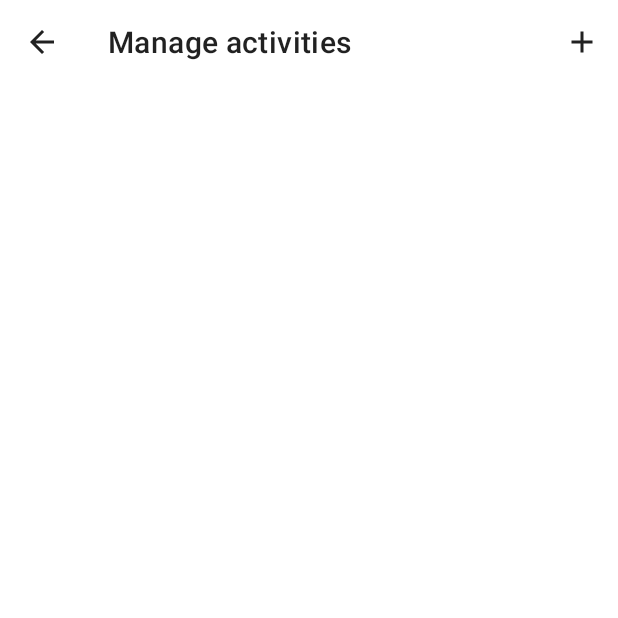
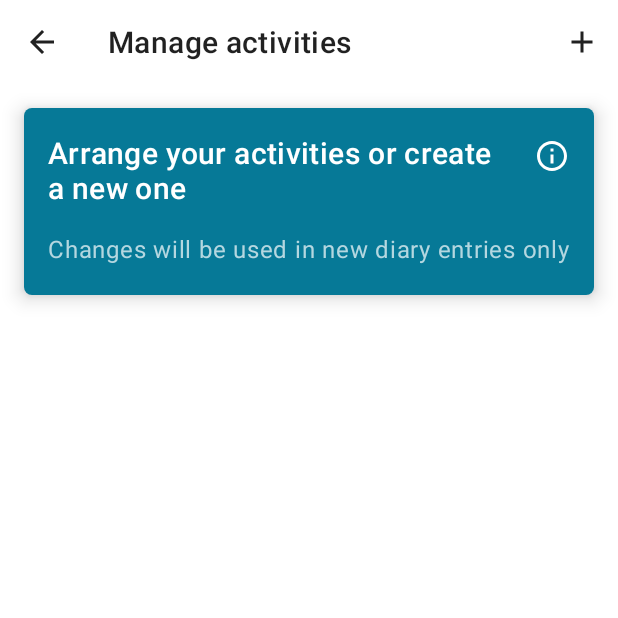
Before and after one commit to SirionRazzer/Diary, an Android app: the TemplateItemViewerActivity screen opened directly, with no data from a screen before it, on a phone screen of 412 x 824 dp, the top half of it. Run offline under Robolectric (Android 15) with nearby library versions, the phone set to English and light mode, and no system bars; our stand-ins replace Picasso; libraries missing offline, so code that uses them is left out: io.realm; pictures from the network do not load; 1 statement that could not run was skipped.

Commit message:
Updated design of template viewer

```diff
--- a/app/src/main/java/com/sirionrazzer/diary/main/TemplatesAdapter.kt
+++ b/app/src/main/java/com/sirionrazzer/diary/main/TemplatesAdapter.kt
@@ -191,7 +191,11 @@ class TemplatesAdapter(private val context: Context, private val mainViewModel:
 
                 val stringNum = input.text.toString()
                 mainViewModel.currentTrackItems[itemPosition].hasNumberField = true
-                mainViewModel.currentTrackItems[itemPosition].numberField = stringNum.toFloat()
+                if (stringNum.isNotEmpty()) {
+                    mainViewModel.currentTrackItems[itemPosition].numberField = stringNum.toFloat()
+                } else {
+                    mainViewModel.currentTrackItems[itemPosition].numberField = 0f
+                }
                 enableItemStatus(itemPosition, holder)
 
                 dialog.cancel()
--- a/app/src/main/java/com/sirionrazzer/diary/trackitem/TemplateViewerAdapter.kt
+++ b/app/src/main/java/com/sirionrazzer/diary/trackitem/TemplateViewerAdapter.kt
@@ -35,11 +35,21 @@ class TemplateViewerAdapter(private val context: Context, private val tiViewMode
     class ViewHolder(itemView: View) : RecyclerView.ViewHolder(itemView) {
 
         var ivImage = itemView.ivTemplate
+        var ivPencil = itemView.ivPencil
         var tvName = itemView.tvName
         var swDeleted = itemView.swDeleted
 
         fun bindItems(tiViewModel: TemplateItemViewerViewModel, position: Int) {
             Picasso.get().load(tiViewModel.currentTemplateItems[position].imageOn).into(ivImage)
+            //Picasso.get().load(R.drawable.ic_edit_badge).into(ivPencil)
+            if (tiViewModel.currentTemplateItems[position].hasNumberField ||
+                tiViewModel.currentTemplateItems[position].hasTextField
+            ) {
+                ivPencil.visibility = View.VISIBLE
+                ivPencil.setImageResource(R.drawable.ic_edit_badge)
+            } else {
+                ivPencil.visibility = View.INVISIBLE
+            }
             tvName.text = tiViewModel.currentTemplateItems[position].name
             swDeleted.isChecked = !tiViewModel.currentTemplateItems[position].deleted
 
--- /dev/null
+++ b/app/src/main/res/drawable/background_heading_rounded.xml
@@ -0,0 +1,9 @@
+<?xml version="1.0" encoding="utf-8"?>
+<shape xmlns:android="http://schemas.android.com/apk/res/android">
+    <solid android:color="@color/colorPrimaryDark"/>
+
+    <corners android:topLeftRadius="5dp"
+        android:topRightRadius="5dp"
+        android:bottomRightRadius="5dp"
+        android:bottomLeftRadius="5dp"/>
+</shape>
--- /dev/null
+++ b/app/src/main/res/drawable/ic_info.xml
@@ -0,0 +1,5 @@
+<vector android:height="24dp" android:tint="#FFFFFF"
+    android:viewportHeight="24.0" android:viewportWidth="24.0"
+    android:width="24dp" xmlns:android="http://schemas.android.com/apk/res/android">
+    <path android:fillColor="#FF000000" android:pathData="M11,17h2v-6h-2v6zM12,2C6.48,2 2,6.48 2,12s4.48,10 10,10 10,-4.48 10,-10S17.52,2 12,2zM12,20c-4.41,0 -8,-3.59 -8,-8s3.59,-8 8,-8 8,3.59 8,8 -3.59,8 -8,8zM11,9h2L13,7h-2v2z"/>
+</vector>
--- a/app/src/main/res/layout/activity_templateitem_viewer.xml
+++ b/app/src/main/res/layout/activity_templateitem_viewer.xml
@@ -9,11 +9,72 @@
 
     <include layout="@layout/toolbar" />
 
-    <androidx.recyclerview.widget.RecyclerView
-        android:id="@+id/rvTemplates"
+    <RelativeLayout
         android:layout_width="match_parent"
         android:layout_height="match_parent"
-        android:layout_centerHorizontal="true"
-        android:layout_below="@id/toolbar"/>
+        android:layout_below="@id/toolbar">
 
+        <RelativeLayout
+            android:id="@+id/llHeading"
+            android:layout_width="match_parent"
+            android:layout_height="wrap_content"
+            android:orientation="horizontal"
+            android:layout_marginStart="16dp"
+            android:layout_marginEnd="16dp"
+            android:layout_marginTop="16dp"
+            android:layout_marginBottom="16dp"
+            android:background="@drawable/background_heading_rounded"
+            android:elevation="8dp"
+            android:paddingStart="16dp"
+            android:paddingTop="16dp"
+            android:paddingEnd="16dp">
+
+            <ImageView
+                android:id="@+id/ivInfo"
+                android:layout_width="wrap_content"
+                android:layout_marginTop="4dp"
+                android:layout_height="wrap_content"
+                android:src="@drawable/ic_info"
+                android:layout_alignParentEnd="true"
+                />
+
+            <TextView
+                android:id="@+id/tvHeading"
+                style="@style/TextAppearance.MaterialComponents.Headline6"
+                android:layout_width="wrap_content"
+                android:layout_height="wrap_content"
+                android:layout_marginBottom="16dp"
+                android:layout_marginEnd="16dp"
+                android:layout_toStartOf="@+id/ivInfo"
+                android:text="Arrange your activities or create a new one"
+                android:textColor="@color/white" />
+
+            <TextView
+                android:id="@+id/tvCaption"
+                style="@style/TextAppearance.MaterialComponents.Body1"
+                android:layout_width="match_parent"
+                android:layout_height="wrap_content"
+                android:layout_below="@id/tvHeading"
+                android:layout_marginBottom="20dp"
+                android:text="Changes will be used in new diary entries only"
+                android:textColor="@color/colorPrimaryLight" />
+        </RelativeLayout>
+
+        <LinearLayout
+            android:layout_below="@id/llHeading"
+            android:layout_width="match_parent"
+            android:layout_height="match_parent"
+            android:orientation="vertical"
+            android:paddingStart="16dp"
+            android:paddingEnd="16dp"
+            android:gravity="center_horizontal"
+            android:paddingTop="16dp">
+
+            <androidx.recyclerview.widget.RecyclerView
+                android:id="@+id/rvTemplates"
+                android:layout_width="match_parent"
+                android:layout_height="match_parent" />
+
+        </LinearLayout>
+    </RelativeLayout>
 </RelativeLayout>
--- a/app/src/main/res/layout/template_item.xml
+++ b/app/src/main/res/layout/template_item.xml
@@ -24,6 +24,7 @@
             app:layout_constraintEnd_toEndOf="parent"
             app:layout_constraintStart_toStartOf="parent"
             app:layout_constraintTop_toTopOf="parent" />
+
         <Space
             android:id="@+id/space"
             android:layout_width="wrap_content"
@@ -34,6 +35,7 @@
             app:layout_constraintStart_toStartOf="@+id/trackitemImage"
             app:layout_constraintTop_toTopOf="@+id/trackitemImage"
             app:layout_constraintVertical_bias="0.66" />
+
         <ImageView
             android:id="@+id/ivPencil"
             android:layout_width="16dp"
--- a/app/src/main/res/layout/viewer_template_item.xml
+++ b/app/src/main/res/layout/viewer_template_item.xml
@@ -29,11 +29,11 @@
             android:id="@+id/space"
             android:layout_width="wrap_content"
             android:layout_height="wrap_content"
-            app:layout_constraintBottom_toBottomOf="@+id/trackitemImage"
-            app:layout_constraintEnd_toEndOf="@+id/trackitemImage"
+            app:layout_constraintBottom_toBottomOf="@+id/ivTemplate"
+            app:layout_constraintEnd_toEndOf="@+id/ivTemplate"
             app:layout_constraintHorizontal_bias="0.70"
-            app:layout_constraintStart_toStartOf="@+id/trackitemImage"
-            app:layout_constraintTop_toTopOf="@+id/trackitemImage"
+            app:layout_constraintStart_toStartOf="@+id/ivTemplate"
+            app:layout_constraintTop_toTopOf="@+id/ivTemplate"
             app:layout_constraintVertical_bias="0.66" />
 
         <ImageView
```
